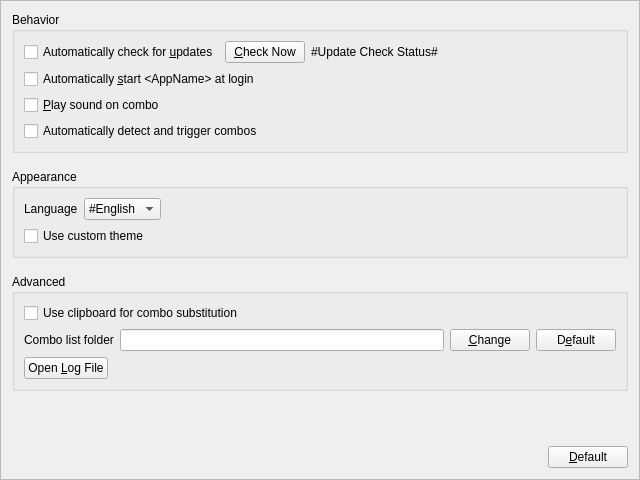
This is PreferencesFrame.ui in xmichelo/Beeftext as Qt 5 draws it before an edit. The edited form follows.
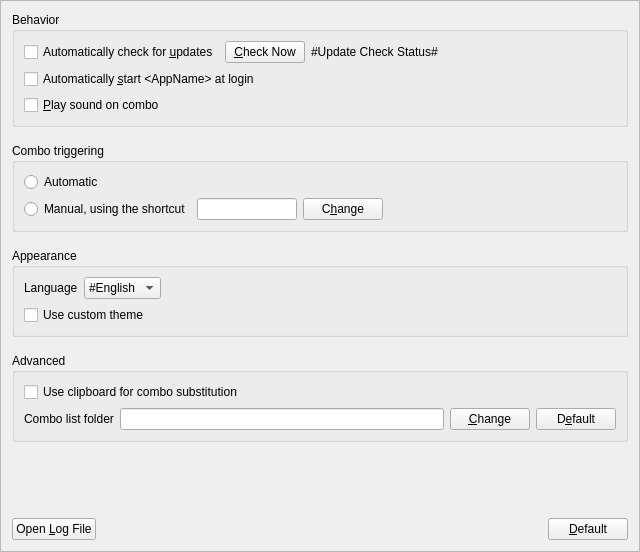
This is the edited form.

Commit message: Changed UI for combo triggering preference.

```diff
--- a/PreferencesFrame.ui
+++ b/PreferencesFrame.ui
@@ -7,7 +7,7 @@
     <x>0</x>
     <y>0</y>
     <width>640</width>
-    <height>480</height>
+    <height>552</height>
    </rect>
   </property>
   <property name="minimumSize">
@@ -77,13 +77,99 @@
         </property>
        </widget>
       </item>
-      <item>
-       <widget class="QCheckBox" name="checkUseAutomaticSubstitution">
+     </layout>
+    </widget>
+   </item>
+   <item>
+    <spacer name="verticalSpacer_4">
+     <property name="orientation">
+      <enum>Qt::Vertical</enum>
+     </property>
+     <property name="sizeType">
+      <enum>QSizePolicy::Fixed</enum>
+     </property>
+     <property name="sizeHint" stdset="0">
+      <size>
+       <width>20</width>
+       <height>10</height>
+      </size>
+     </property>
+    </spacer>
+   </item>
+   <item>
+    <widget class="QGroupBox" name="groupBox">
+     <property name="title">
+      <string>Combo triggering</string>
+     </property>
+     <layout class="QGridLayout" name="gridLayout">
+      <item row="0" column="0">
+       <widget class="QRadioButton" name="radioComboTriggerAuto">
         <property name="text">
-         <string>Automatically detect and trigger combos</string>
+         <string>Automatic</string>
         </property>
        </widget>
       </item>
+      <item row="1" column="0">
+       <widget class="QRadioButton" name="radioComboTriggerManual">
+        <property name="text">
+         <string>Manual, using the shortcut</string>
+        </property>
+       </widget>
+      </item>
+      <item row="1" column="2">
+       <widget class="QPushButton" name="buttonChangeShortcut">
+        <property name="text">
+         <string>C&amp;hange</string>
+        </property>
+       </widget>
+      </item>
+      <item row="1" column="1">
+       <widget class="QLineEdit" name="editShortcut">
+        <property name="sizePolicy">
+         <sizepolicy hsizetype="Minimum" vsizetype="Fixed">
+          <horstretch>0</horstretch>
+          <verstretch>0</verstretch>
+         </sizepolicy>
+        </property>
+        <property name="minimumSize">
+         <size>
+          <width>100</width>
+          <height>0</height>
+         </size>
+        </property>
+        <property name="maximumSize">
+         <size>
+          <width>100</width>
+          <height>16777215</height>
+         </size>
+        </property>
+        <property name="baseSize">
+         <size>
+          <width>50</width>
+          <height>0</height>
+         </size>
+        </property>
+        <property name="maxLength">
+         <number>50</number>
+        </property>
+        <property name="readOnly">
+         <bool>true</bool>
+        </property>
+       </widget>
+      </item>
+      <item row="1" column="3">
+       <spacer name="horizontalSpacer_5">
+        <property name="orientation">
+         <enum>Qt::Horizontal</enum>
+        </property>
+        <property name="sizeHint" stdset="0">
+         <size>
+          <width>40</width>
+          <height>20</height>
+         </size>
+        </property>
+       </spacer>
+      </item>
      </layout>
     </widget>
    </item>
@@ -216,30 +302,6 @@
         </item>
        </layout>
       </item>
-      <item>
-       <layout class="QHBoxLayout" name="horizontalLayout_3">
-        <item>
-         <widget class="QPushButton" name="buttonOpenLogFile">
-          <property name="text">
-           <string>Open &amp;Log File</string>
-          </property>
-         </widget>
-        </item>
-        <item>
-         <spacer name="horizontalSpacer_2">
-          <property name="orientation">
-           <enum>Qt::Horizontal</enum>
-          </property>
-          <property name="sizeHint" stdset="0">
-           <size>
-            <width>40</width>
-            <height>20</height>
-           </size>
-          </property>
-         </spacer>
-        </item>
-       </layout>
-      </item>
      </layout>
     </widget>
    </item>
@@ -258,6 +320,13 @@
    </item>
    <item>
     <layout class="QHBoxLayout" name="horizontalLayout">
+     <item>
+      <widget class="QPushButton" name="buttonOpenLogFile">
+       <property name="text">
+        <string>Open &amp;Log File</string>
+       </property>
+      </widget>
+     </item>
      <item>
       <spacer name="horizontalSpacer">
        <property name="orientation">
```
Left out of the diff: 14 changed lines with no effect on the pictures. The commit also changes 3 other files.
